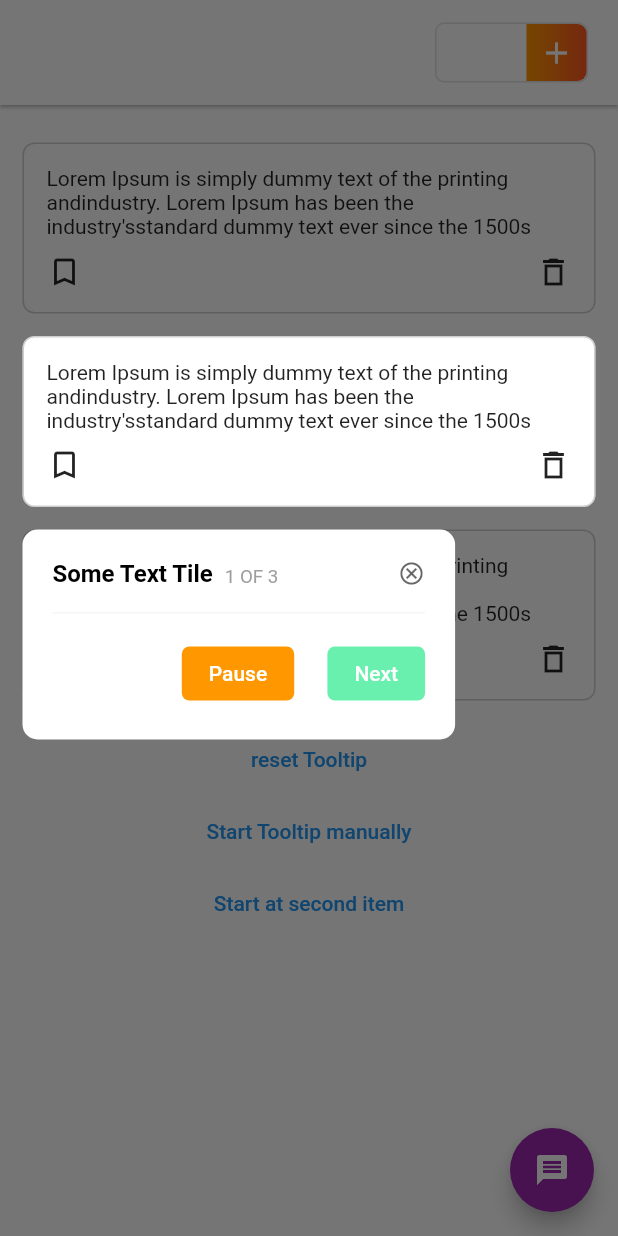
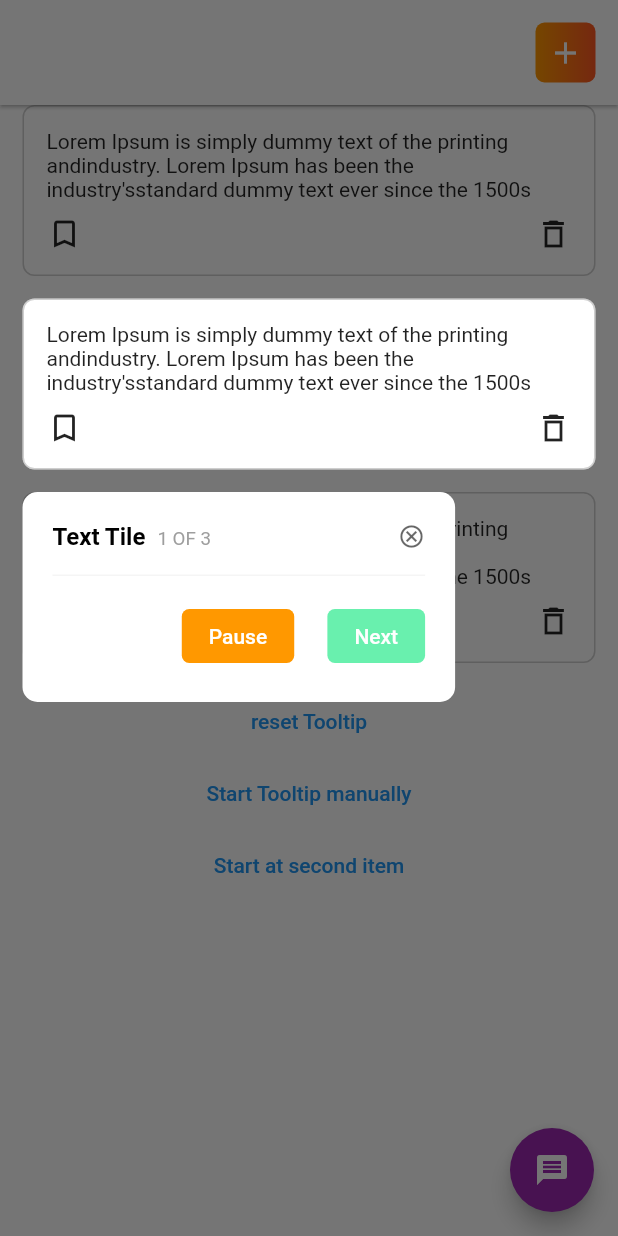
Before and after one commit to Deuque/overlay_tooltip, a Flutter app: the screen it shows after launch, on a phone screen of 412 x 824 dp. Run offline on Flutter 3.47's test engine with Material 2 defaults, Android fonts, the phone set to English and light mode, and no system bars.

Commit message:
layout edits on example file

```diff
--- a/example/lib/main.dart
+++ b/example/lib/main.dart
@@ -72,42 +72,22 @@ class _MySamplePageState extends State<MySamplePage> {
               displayIndex: 1,
               tooltip: (controller) => Padding(
                 padding: const EdgeInsets.only(right: 15),
-                child: MTooltip(title: 'Some Button', controller: controller),
+                child: MTooltip(title: 'Button', controller: controller),
               ),
               child: Center(
                 child: Container(
+                  width: 40,
                   height: 40,
-                  margin: const EdgeInsets.only(right: 20),
+                  margin: const EdgeInsets.only(right: 15),
                   decoration: BoxDecoration(
                       borderRadius: BorderRadius.circular(6),
-                      border: Border.all(color: Colors.grey.withOpacity(.3))),
-                  child: Row(
-                    children: [
-                      const SizedBox(
-                        width: 60,
-                      ),
-                      InkWell(
-                        onTap: () {
-                          setState(() {
-                            done = true;
-                          });
-                        },
-                        child: Container(
-                          width: 40,
-                          decoration: const BoxDecoration(
-                              borderRadius: BorderRadius.horizontal(
-                                  right: Radius.circular(6)),
-                              gradient: LinearGradient(
+                      gradient: const LinearGradient(
                           colors: [Colors.orange, Colors.deepOrange])),
                   child: const Icon(
                     Icons.add,
                     color: Colors.white,
                   ),
                   alignment: Alignment.center,
-                        ),
-                      ),
-                    ],
-                  ),
                 ),
               ),
             )
@@ -117,8 +97,7 @@ class _MySamplePageState extends State<MySamplePage> {
           displayIndex: 2,
           tooltip: (controller) => Padding(
             padding: const EdgeInsets.only(bottom: 15),
-            child:
-                MTooltip(title: 'Some Floating button', controller: controller),
+            child: MTooltip(title: 'Floating button', controller: controller),
           ),
           tooltipVerticalPosition: TooltipVerticalPosition.TOP,
           child: FloatingActionButton(
@@ -127,24 +106,20 @@ class _MySamplePageState extends State<MySamplePage> {
             child: const Icon(Icons.message),
           ),
         ),
-        body: Column(
+        body: ListView(
           children: [
-            ListView(
-                shrinkWrap: true,
-                padding: const EdgeInsets.only(top: 25),
-                children: [
+            ...[
               _sampleWidget(),
               OverlayTooltipItem(
                   displayIndex: 0,
                   tooltip: (controller) => Padding(
                         padding: const EdgeInsets.only(left: 15),
                         child: MTooltip(
-                                title: 'Some Text Tile',
-                                controller: controller),
+                            title: 'Text Tile', controller: controller),
                       ),
                   child: _sampleWidget()),
               _sampleWidget(),
-                ]),
+            ],
             TextButton(
                 onPressed: () {
                   setState(() {
```
Lines whose indentation alone changed are shown as unchanged.
